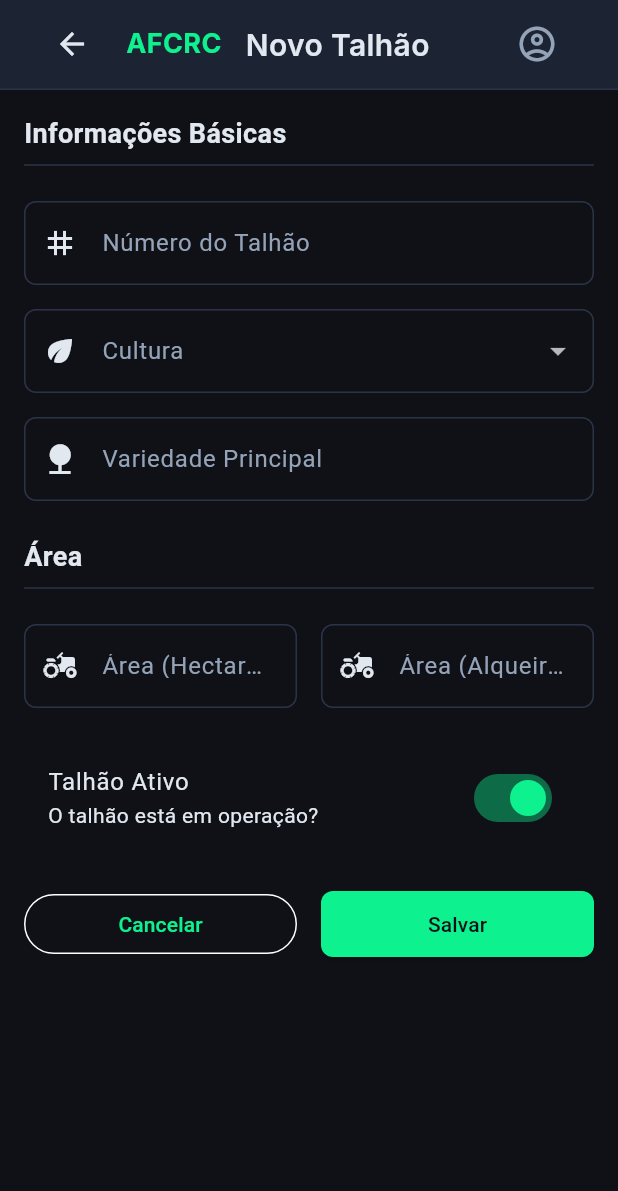
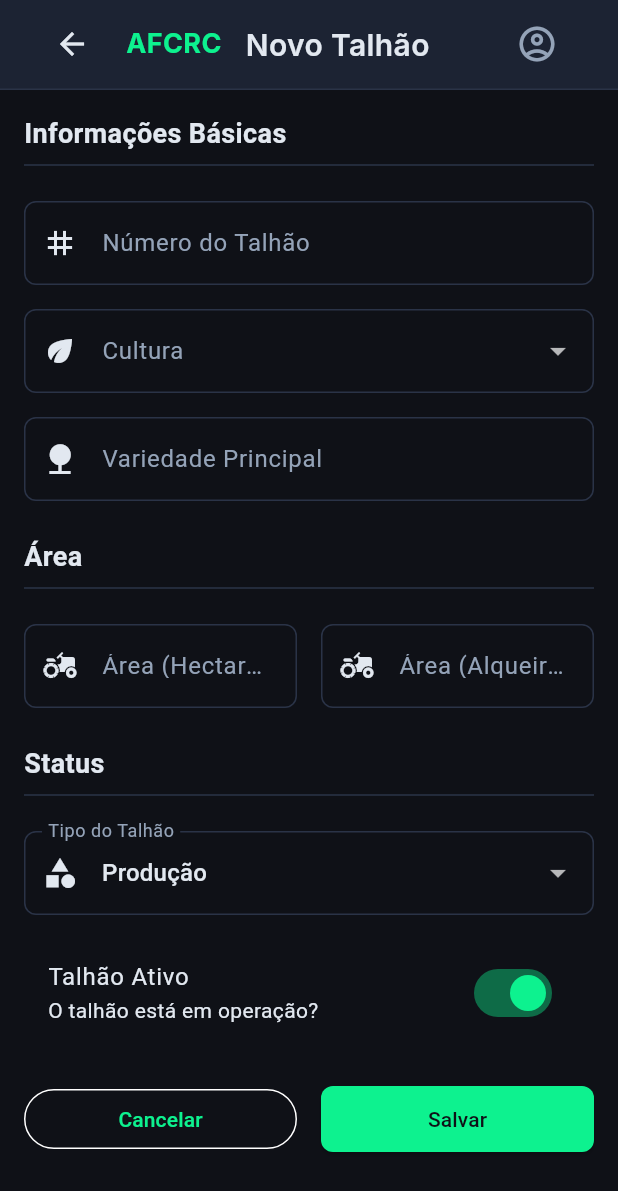
Before and after one commit to afcrcolimpia-cloud/associacao-fornecedores-cana, a Flutter app: the TalhaoFormScreen widget shown alone on an empty page, opened directly with empty values, on a phone screen of 412 x 824 dp. Shown: the top 1191 px of the screen. Run offline on Flutter 3.47's test engine with Material 3 defaults, Android fonts, the phone set to English and light mode, and no system bars; our stand-ins replace file_picker, fl_chart, google_fonts, pdf, printing, supabase_flutter; accounts and stored records are empty; statements that could not run were skipped.

Commit message:
feat: adicionar campo tipo (Produção/Reforma) no formulário de talhão e soma reforma no Hub
- Formulário de talhão agora tem dropdown Tipo do Talhão (Produção/Reforma)
- Campo tipoTalhao é carregado ao editar e salvo corretamente
- Hub da propriedade exibe Área Total, Reforma, Área Líquida e Qtd Talhões no header
- Estatísticas recarregam ao voltar da tela de talhões
- flutter analyze: zero erros

```diff
--- a/lib/screens/talhao_form_screen.dart
+++ b/lib/screens/talhao_form_screen.dart
@@ -29,6 +29,7 @@ class _TalhaoFormScreenState extends State<TalhaoFormScreen> {
   final _observacoesController = TextEditingController();
 
   String? _culturaSelecionada;
+  String _tipoTalhao = 'producao';
   bool _ativo = true;
   bool _isLoading = false;
   int _selectedNavigationIndex = 0;
@@ -86,6 +87,7 @@ class _TalhaoFormScreenState extends State<TalhaoFormScreen> {
     }
 
     _variedadeController.text = talhao.variedade ?? '';
+    _tipoTalhao = talhao.tipoTalhao ?? 'producao';
     _ativo = talhao.ativo;
   }
 
@@ -151,6 +153,17 @@ class _TalhaoFormScreenState extends State<TalhaoFormScreen> {
                     ],
                   ),
                   const SizedBox(height: 24),
+                  const Text(
+                    'Status',
+                    style: TextStyle(
+                      fontSize: 18,
+                      fontWeight: FontWeight.bold,
+                    ),
+                  ),
+                  const Divider(),
+                  const SizedBox(height: 16),
+                  _buildTipoTalhaoField(),
+                  const SizedBox(height: 16),
                   SwitchListTile(
                     title: const Text('Talhão Ativo'),
                     subtitle: const Text('O talhão está em operação?'),
@@ -180,6 +193,26 @@ class _TalhaoFormScreenState extends State<TalhaoFormScreen> {
           return 'Número do talhão é obrigatório';
         }
         return null;
+      },
+    );
+  }
+
+  Widget _buildTipoTalhaoField() {
+    return DropdownButtonFormField<String>(
+      value: _tipoTalhao,
+      decoration: const InputDecoration(
+        labelText: 'Tipo do Talhão',
+        border: OutlineInputBorder(),
+        prefixIcon: Icon(Icons.category),
+      ),
+      items: const [
+        DropdownMenuItem(value: 'producao', child: Text('Produção')),
+        DropdownMenuItem(value: 'reforma', child: Text('Reforma')),
+      ],
+      onChanged: (value) {
+        if (value != null) {
+          setState(() => _tipoTalhao = value);
+        }
       },
     );
   }
@@ -323,7 +356,7 @@ class _TalhaoFormScreenState extends State<TalhaoFormScreen> {
         anoPlantio: widget.talhao?.anoPlantio,
         corte: widget.talhao?.corte,
         dataPlantio: widget.talhao?.dataPlantio,
-        tipoTalhao: widget.talhao?.tipoTalhao ?? 'producao',
+        tipoTalhao: _tipoTalhao,
         ativo: _ativo,
         observacoes: widget.talhao?.observacoes,
         criadoEm: widget.talhao?.criadoEm ?? DateTime.now(),
```
Also changed, not shown: lib/screens/propriedade_hub_screen.dart (+42 -3 lines).
